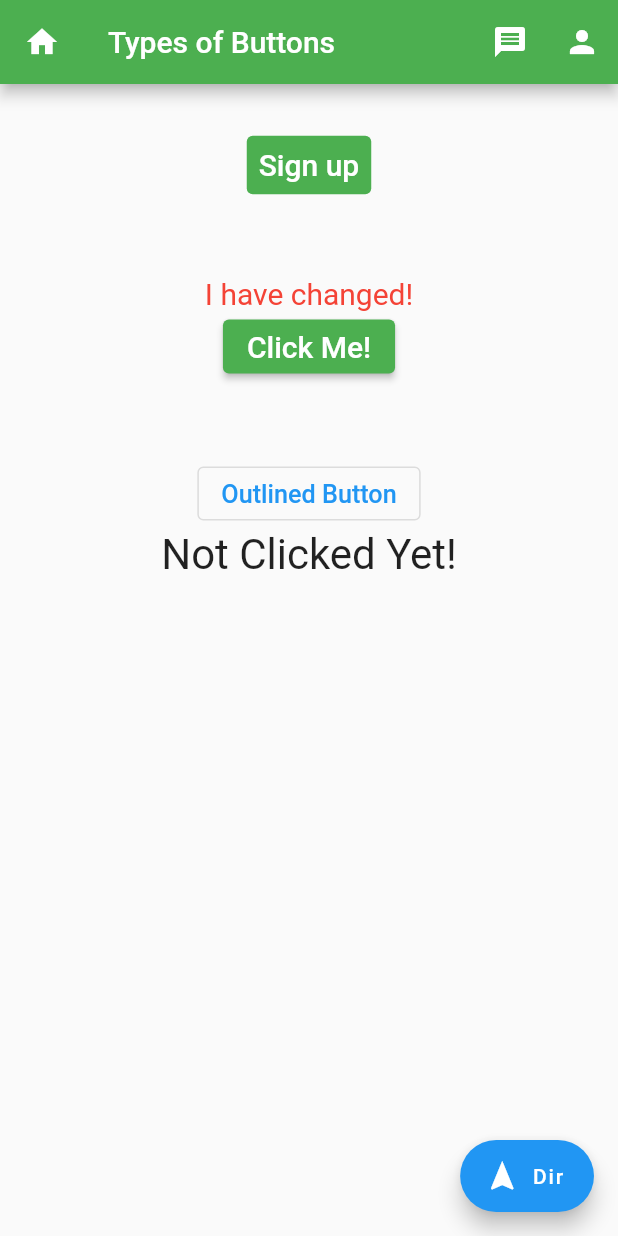
After one commit to NirajThagunna/Flutter, a Flutter app: the ButtonsApp screen opened directly, after a tap on "Click Me!", on a phone screen of 412 x 824 dp. The commit adds this screen. Run offline on Flutter 3.47's test engine with Material 2 defaults, Android fonts, the phone set to English and light mode, and no system bars.

Commit message:
Widget Components

```diff
--- /dev/null
+++ b/widget_components/lib/buttons.dart
@@ -0,0 +1,114 @@
+// all the types of button
+import 'package:flutter/material.dart';
+
+void main() => runApp(MyApp());
+
+class MyApp extends StatelessWidget {
+  @override
+  Widget build(BuildContext context) {
+    return MaterialApp(
+      title: "Basic Form",
+      theme: ThemeData(
+        // primarySwatch: Colors.lime,
+      ),
+      home: ButtonsApp(),
+      debugShowCheckedModeBanner: false,
+    );
+  }
+}
+
+class ButtonsApp extends StatefulWidget {
+  @override
+  _ButtonsAppState createState() => _ButtonsAppState();
+}
+
+class _ButtonsAppState extends State<ButtonsApp> {
+  String msg = "Sometimes I can change myself";
+  var txt = "Not Clicked Yet!";
+
+  @override
+  Widget build(BuildContext context) {
+    return Scaffold(
+      appBar: AppBar(
+        title: Text('Types of Buttons'),
+        backgroundColor: Colors.green,
+        leading: IconButton(
+          icon: Icon(Icons.home),
+          tooltip: "Home",
+          onPressed: (){},
+        ),
+        actions: <Widget>[
+          IconButton(onPressed: (){}, icon: Icon(Icons.message)),
+          IconButton(onPressed: (){}, icon: Icon(Icons.person)),
+        ],
+      ),
+      body: Center(
+        child: Column(
+          children: <Widget>[
+            Container(
+              margin: EdgeInsets.only(top: 30.0),
+              child: TextButton(
+                child: Text("Sign up", style: TextStyle(fontSize: 20, color: Colors.white),),
+                style: TextButton.styleFrom(
+                  backgroundColor: Colors.green,
+                ),
+                onPressed: (){},
+              ),
+            ),
+            SizedBox(
+              height: 50,
+            ),
+            Container(
+              child: Text(msg, style: TextStyle(fontSize: 20, color: Colors.red),),
+            ),
+            Container(
+              child: ElevatedButton(
+                child: Text("Click Me!", style: TextStyle(fontSize: 20, color: Colors.white),),
+                style: ButtonStyle(
+                  backgroundColor: MaterialStateProperty.all<Color>(Colors.green),
+                ),
+                onPressed: _changeText,
+              ),
+            ),
+            SizedBox(
+              height: 50,
+            ),
+            // OulineButton
+            Container(
+              child: OutlinedButton(
+                child: Text("Outlined Button", textScaleFactor: 1.2,),
+                onPressed: (){
+                  txt = "Outlined Button is Called!";
+                },
+                ),
+              ),
+            Text("$txt", textScaleFactor: 2,),
+          ],
+        ),
+      ),
+      // floatingActionButton: FloatingActionButton(
+      //   child: Icon(Icons.navigation),
+      //   backgroundColor: Colors.green,
+      //   foregroundColor: Colors.white,
+      //   onPressed: (){},
+      // ),
+      floatingActionButton: FloatingActionButton.extended(
+        icon: Icon(Icons.navigation),
+        label: Text("Dir"),
+        tooltip: "Save",
+        onPressed: (){},
+      ),
+    );
+  }
+
+  _changeText() {
+    setState(() {
+      if (msg.startsWith("S")) {
+        msg = "I have changed!";
+      }
+      else {
+        msg = "Sometimes I can change myself";
+      }
+    });
+  }
+}
--- /dev/null
+++ b/widget_components/lib/dropdown_button.dart
@@ -0,0 +1,87 @@
+import 'package:flutter/material.dart';
+
+void main() => runApp(
+  MaterialApp(
+    home: MyApp(),
+  )
+);
+
+class MyApp extends StatefulWidget {
+  @override
+  _MyAppState createState() => _MyAppState();
+}
+
+class _MyAppState extends State<MyApp> {
+  List<ListItem> _dropdownItems = [
+    ListItem(1, "Java"),
+    ListItem(2, "DSA"),
+    ListItem(3, "OOPs"),
+    ListItem(4, "Dart"),
+  ];
+
+  List<DropdownMenuItem<ListItem>> _dropdownMenuItems;
+  ListItem _itemSelected;
+
+  void initState() {
+    super.initState();
+    _dropdownMenuItems = buildDropdownMenuItems(_dropdownItems);
+    _itemSelected = _dropdownMenuItems[1].value;
+  }
+
+  List<DropdownMenuItem<ListItem>> buildDropdownMenuItems(List listItems) {
+    List<DropdownMenuItem<ListItem>> items = List();
+    for (ListItem listItem in listItems) {
+      items.add(
+        DropdownMenuItem(
+          child: Text(listItem.name),
+          value: listItem,
+        )
+      );
+    }
+    return items;
+  }
+
+  @override
+  Widget build(BuildContext context) {
+    return Scaffold(
+      appBar: AppBar(
+        title: Text("Dropdown Menu"),
+        backgroundColor: Colors.green,
+      ),
+      body: Column(
+        children: <Widget>[
+          Padding(
+            padding: EdgeInsets.all(20.0),
+            child: Container(
+              padding: EdgeInsets.all(10.0),
+              width: 200,
+              decoration: BoxDecoration(
+                color: Colors.greenAccent,
+                border: Border.all(),
+              ),
+              child: DropdownButtonHideUnderline(
+                child: DropdownButton(
+                  value: _itemSelected,
+                  items: _dropdownMenuItems,
+                  onChanged: (value) {
+                    setState(() {
+                      _itemSelected = value;
+                    });
+                  },
+                ),
+              ),
+            ),
+          ),
+          Text("We have selected ${_itemSelected.name}"),
+        ],
+      ),
+    );
+  }
+}
+
+class ListItem {
+  int value;
+  String name;
+
+  ListItem(this.value, this.name);
+}
```
Also changed, not shown: widget_components/lib/buttonbar.dart (added, +49 -0 lines), widget_components/lib/iconButton.dart (added, +59 -0 lines), widget_components/lib/textField.dart (+19 -1 lines).
